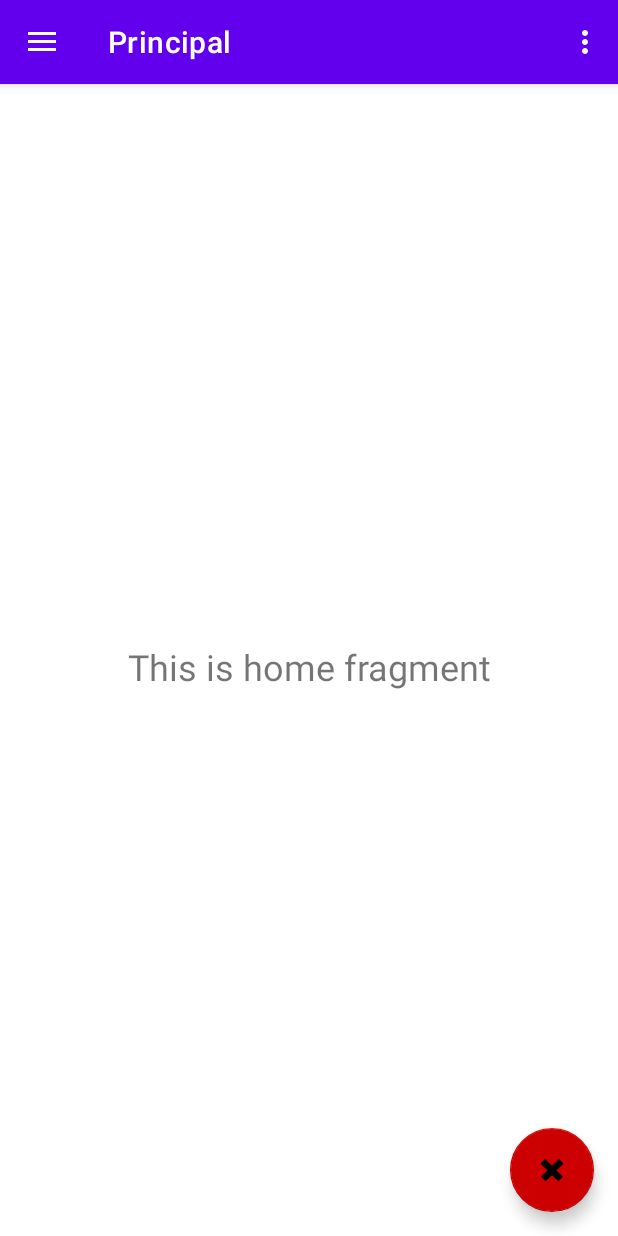
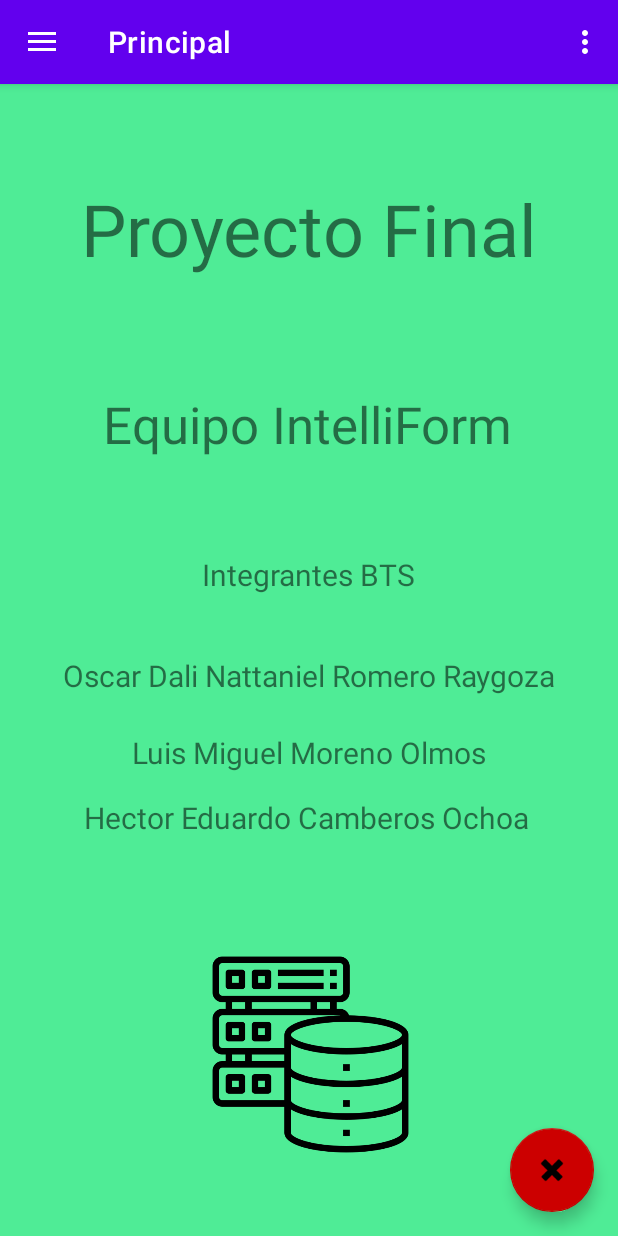
Before and after one commit to miguelOlmos312/holi, an Android app: the screen it shows after launch (MainActivity), on a phone screen of 412 x 824 dp. Run offline under Robolectric (Android 15) with nearby library versions, the phone set to English and light mode, and no system bars; our stand-ins replace navigation-ui.

Commit message:
Se añade info en el home

```diff
--- a/app/src/main/java/mx/com/peludo/mydatabasefinalproject7b/ui/home/HomeFragment.java
+++ b/app/src/main/java/mx/com/peludo/mydatabasefinalproject7b/ui/home/HomeFragment.java
@@ -24,8 +24,6 @@ public class HomeFragment extends Fragment {
         binding = FragmentHomeBinding.inflate(inflater, container, false);
         View root = binding.getRoot();
 
-        final TextView textView = binding.textHome;
-        homeViewModel.getText().observe(getViewLifecycleOwner(), textView::setText);
         return root;
     }
 
--- a/app/src/main/res/layout/fragment_home.xml
+++ b/app/src/main/res/layout/fragment_home.xml
@@ -4,20 +4,88 @@
     xmlns:tools="http://schemas.android.com/tools"
     android:layout_width="match_parent"
     android:layout_height="match_parent"
+    android:background="#4FEC96"
     tools:context=".ui.home.HomeFragment">
 
     <TextView
-        android:id="@+id/text_home"
-        android:layout_width="match_parent"
+        android:id="@+id/textView3"
+        android:layout_width="wrap_content"
         android:layout_height="wrap_content"
-        android:layout_marginStart="8dp"
-        android:layout_marginTop="8dp"
-        android:layout_marginEnd="8dp"
-        android:text="Proyecto Final Base de Datos"
-        android:textAlignment="center"
-        android:textSize="24sp"
-        app:layout_constraintBottom_toBottomOf="parent"
+        android:layout_marginTop="204dp"
+        android:text="Equipo IntelliForm"
+        android:textSize="34sp"
+        app:layout_constraintEnd_toEndOf="parent"
+        app:layout_constraintHorizontal_bias="0.496"
+        app:layout_constraintStart_toStartOf="parent"
+        app:layout_constraintTop_toTopOf="parent" />
+
+    <TextView
+        android:id="@+id/textView6"
+        android:layout_width="wrap_content"
+        android:layout_height="wrap_content"
+        android:layout_marginTop="24dp"
+        android:text="Luis Miguel Moreno Olmos"
+        android:textSize="20sp"
+        app:layout_constraintEnd_toEndOf="parent"
+        app:layout_constraintStart_toStartOf="parent"
+        app:layout_constraintTop_toBottomOf="@+id/textView5" />
+
+    <TextView
+        android:id="@+id/textView7"
+        android:layout_width="wrap_content"
+        android:layout_height="wrap_content"
+        android:layout_marginTop="16dp"
+        android:text="Hector Eduardo Camberos Ochoa"
+        android:textSize="20sp"
+        app:layout_constraintEnd_toEndOf="parent"
+        app:layout_constraintHorizontal_bias="0.486"
+        app:layout_constraintStart_toStartOf="parent"
+        app:layout_constraintTop_toBottomOf="@+id/textView6" />
+
+    <TextView
+        android:id="@+id/textView5"
+        android:layout_width="wrap_content"
+        android:layout_height="wrap_content"
+        android:layout_marginTop="40dp"
+        android:text="Oscar Dali Nattaniel Romero Raygoza"
+        android:textSize="20sp"
+        app:layout_constraintEnd_toEndOf="parent"
+        app:layout_constraintStart_toStartOf="parent"
+        app:layout_constraintTop_toBottomOf="@+id/textView4" />
+
+    <TextView
+        android:id="@+id/textView4"
+        android:layout_width="wrap_content"
+        android:layout_height="wrap_content"
+        android:layout_marginTop="64dp"
+        android:text="Integrantes BTS"
+        android:textSize="20sp"
+        app:layout_constraintEnd_toEndOf="parent"
+        app:layout_constraintHorizontal_bias="0.498"
+        app:layout_constraintStart_toStartOf="parent"
+        app:layout_constraintTop_toBottomOf="@+id/textView3" />
+
+    <TextView
+        android:id="@+id/textView8"
+        android:layout_width="wrap_content"
+        android:layout_height="wrap_content"
+        android:layout_marginTop="64dp"
+        android:text="Proyecto Final"
+        android:textSize="48sp"
         app:layout_constraintEnd_toEndOf="parent"
         app:layout_constraintStart_toStartOf="parent"
         app:layout_constraintTop_toTopOf="parent" />
+
+    <ImageView
+        android:id="@+id/imageView2"
+        android:layout_width="139dp"
+        android:layout_height="158dp"
+        android:src="@drawable/database"
+        app:layout_constraintBottom_toBottomOf="parent"
+        app:layout_constraintEnd_toEndOf="parent"
+        app:layout_constraintHorizontal_bias="0.503"
+        app:layout_constraintStart_toStartOf="parent"
+        app:layout_constraintTop_toTopOf="parent"
+        app:layout_constraintVertical_bias="0.931" />
+
 </androidx.constraintlayout.widget.ConstraintLayout>
```
Also changed, not shown: app/src/main/res/drawable/database.png (added).
